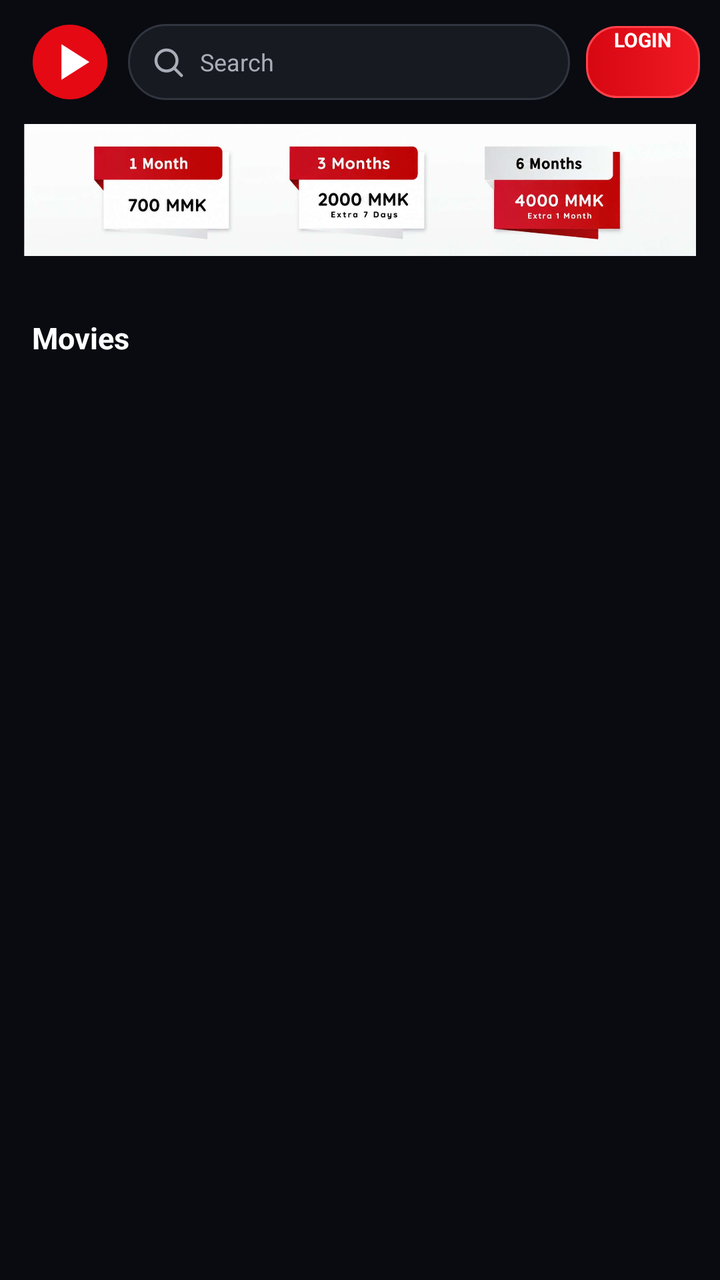
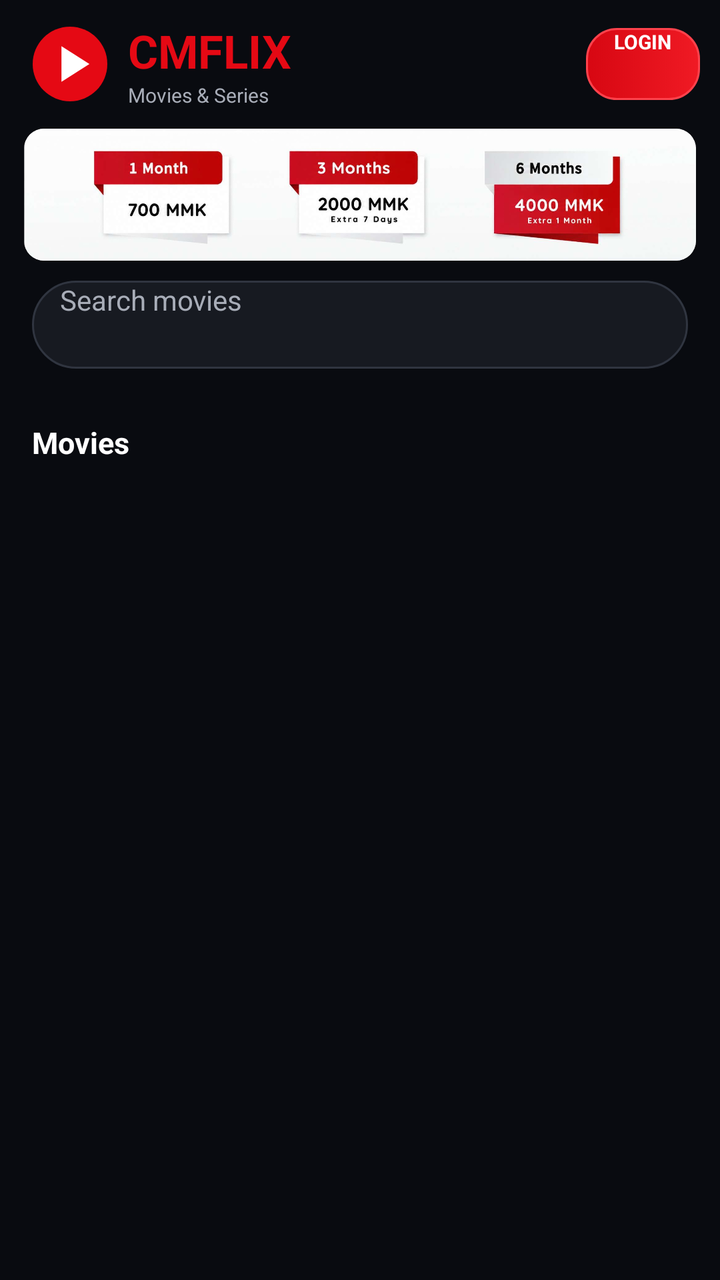

Compare the two renders of this Android layout. The source of the first and the diff that turns it into the second are given below.
<!-- AndroidManifest.xml: activity theme Theme.CMFLIXNative.Starting -->
<!-- res/layout/activity_main.xml -->
<?xml version="1.0" encoding="utf-8"?>
<LinearLayout
    xmlns:android="http://schemas.android.com/apk/res/android"
    android:layout_width="match_parent"
    android:layout_height="match_parent"
    android:background="@color/dark_bg"
    android:orientation="vertical">

    <LinearLayout
        android:layout_width="match_parent"
        android:layout_height="wrap_content"
        android:gravity="center_vertical"
        android:orientation="horizontal"
        android:paddingStart="14dp"
        android:paddingTop="10dp"
        android:paddingEnd="10dp"
        android:paddingBottom="8dp">

        <ImageView
    android:layout_width="42dp"
    android:layout_height="42dp"
    android:contentDescription="@string/app_name"
    android:scaleType="fitCenter"
    android:src="@drawable/app_logo" />


        <EditText
    android:id="@+id/searchInput"
    android:layout_width="0dp"
    android:layout_height="38dp"
    android:layout_marginStart="8dp"
    android:layout_marginEnd="8dp"
    android:layout_weight="1"
    android:background="@drawable/search_bg"
    android:drawableStart="@drawable/search_icon"
    android:drawablePadding="7dp"
    android:drawableTint="@color/gray_text"
    android:gravity="center_vertical"
    android:hint="Search"
    android:imeOptions="actionSearch"
    android:inputType="text"
    android:maxLength="50"
    android:maxLines="1"
    android:paddingStart="11dp"
    android:paddingEnd="11dp"
    android:singleLine="true"
    android:textColor="@color/white"
    android:textColorHint="@color/gray_text"
    android:textSize="12sp" />


        <Button
            android:id="@+id/accountButton"
            android:layout_width="wrap_content"
            android:layout_height="36dp"
            android:maxWidth="118dp"
            android:background="@drawable/account_badge_bg"
            android:backgroundTint="@null"
            android:ellipsize="end"
            android:minHeight="0dp"
            android:minWidth="0dp"
            android:paddingStart="14dp"
            android:paddingEnd="14dp"
            android:singleLine="true"
            android:text="LOGIN"
            android:textAllCaps="false"
            android:textColor="@color/white"
            android:textSize="10sp"
            android:textStyle="bold" />

        <Button
            android:id="@+id/premiumButton"
            android:layout_width="wrap_content"
            android:layout_height="36dp"
            android:layout_marginStart="8dp"
            android:background="@drawable/vip_badge_bg"
            android:backgroundTint="@null"
            android:clickable="true"
            android:focusable="true"
            android:minHeight="0dp"
            android:minWidth="72dp"
            android:paddingStart="12dp"
            android:paddingEnd="12dp"
            android:singleLine="true"
            android:text="♛ Buy VIP"
            android:textAllCaps="false"
            android:textColor="#FFF4C5"
            android:textSize="10sp"
            android:textStyle="bold"
            android:visibility="gone" />


    </LinearLayout>
    <ImageView
        android:id="@+id/vipPlanBanner"
        android:layout_width="match_parent"
        android:layout_height="wrap_content"
        android:layout_marginStart="12dp"
        android:layout_marginTop="2dp"
        android:layout_marginEnd="12dp"
        android:layout_marginBottom="10dp"
        android:adjustViewBounds="true"
        android:background="#FFFFFF"
        android:clickable="true"
        android:contentDescription="VIP plans"
        android:focusable="true"
        android:maxHeight="190dp"
        android:scaleType="fitCenter"
        android:src="@drawable/vip_plan_banner" />

    
<LinearLayout
    android:id="@+id/searchHistoryRow"
    android:layout_width="match_parent"
    android:layout_height="wrap_content"
    android:gravity="center_vertical"
    android:orientation="horizontal"
    android:paddingStart="16dp"
    android:paddingEnd="12dp"
    android:paddingBottom="6dp"
    android:visibility="gone">

    <HorizontalScrollView
        android:layout_width="0dp"
        android:layout_height="wrap_content"
        android:layout_weight="1"
        android:scrollbars="none">

        <LinearLayout
            android:id="@+id/searchHistoryContainer"
            android:layout_width="wrap_content"
            android:layout_height="wrap_content"
            android:orientation="horizontal" />

    </HorizontalScrollView>

    <TextView
        android:id="@+id/clearSearchHistoryButton"
        android:layout_width="wrap_content"
        android:layout_height="36dp"
        android:gravity="center"
        android:paddingStart="10dp"
        android:paddingEnd="4dp"
        android:text="CLEAR"
        android:textColor="@color/brand_red"
        android:textSize="11sp"
        android:textStyle="bold" />

</LinearLayout>

    
    <HorizontalScrollView
    android:layout_width="match_parent"
    android:layout_height="wrap_content"
    android:fillViewport="false"
    android:scrollbars="none">

    <LinearLayout
        android:id="@+id/categoryBar"
        android:layout_width="wrap_content"
        android:layout_height="wrap_content"
        android:gravity="center_vertical"
        android:orientation="horizontal"
        android:paddingStart="10dp"
        android:paddingTop="5dp"
        android:paddingEnd="10dp"
        android:paddingBottom="7dp" />

</HorizontalScrollView>

<LinearLayout
    android:layout_width="match_parent"
    android:layout_height="38dp"
    android:gravity="center_vertical"
    android:orientation="horizontal"
    android:paddingStart="16dp"
    android:paddingEnd="16dp">

    <TextView
        android:id="@+id/sectionTitle"
        android:layout_width="0dp"
        android:layout_height="wrap_content"
        android:layout_weight="1"
        android:text="Movies"
        android:textColor="@color/white"
        android:textSize="15sp"
        android:textStyle="bold" />

    <TextView
        android:id="@+id/localClearButton"
        android:layout_width="wrap_content"
        android:layout_height="match_parent"
        android:gravity="center"
        android:paddingStart="12dp"
        android:text="CLEAR"
        android:textColor="@color/brand_red"
        android:textSize="11sp"
        android:textStyle="bold"
        android:visibility="gone" />

</LinearLayout>


    <FrameLayout
        android:layout_width="match_parent"
        android:layout_height="0dp"
        android:layout_weight="1">

        <androidx.recyclerview.widget.RecyclerView
            android:id="@+id/recycler"
            android:layout_width="match_parent"
            android:layout_height="match_parent"
            android:clipToPadding="false"
            android:overScrollMode="never"
            android:paddingStart="7dp"
            android:paddingTop="2dp"
            android:paddingEnd="7dp"
            android:paddingBottom="24dp"
            android:scrollbars="none" />

        <TextView
            android:id="@+id/errorText"
            android:layout_width="match_parent"
            android:layout_height="wrap_content"
            android:layout_gravity="center"
            android:gravity="center"
            android:padding="24dp"
            android:textColor="@color/gray_text"
            android:textSize="14sp"
            android:visibility="gone" />

        <ProgressBar
            android:id="@+id/progress"
            android:layout_width="44dp"
            android:layout_height="44dp"
            android:layout_gravity="bottom|center_horizontal"
            android:layout_marginBottom="18dp"
            android:visibility="gone" />

    </FrameLayout>

</LinearLayout>
<!-- resources referenced by this layout -->
<resources>
  <color name="brand_red">#E50914</color>
  <color name="dark_bg">#090B10</color>
  <color name="gray_text">#A8ADB8</color>
  <color name="white">#FFFFFF</color>
  <!-- drawable app_logo (drawable) -->
  <?xml version="1.0" encoding="utf-8"?>
  <vector
      xmlns:android="http://schemas.android.com/apk/res/android"
      android:width="108dp"
      android:height="108dp"
      android:viewportWidth="108"
      android:viewportHeight="108">
  
      <path
          android:fillColor="#E50914"
          android:pathData="M54,6A48,48 0,1 0,54 102A48,48 0,1 0,54 6" />
  
      <path
          android:fillColor="#FFFFFF"
          android:pathData="M43,31 L43,77 L79,54 Z" />
  
  </vector>
  <!-- drawable search_bg (drawable) -->
  <?xml version="1.0" encoding="utf-8"?>
  <shape
      xmlns:android="http://schemas.android.com/apk/res/android"
      android:shape="rectangle">
  
      <solid android:color="#171A21" />
  
      <corners android:radius="22dp" />
  
      <stroke
          android:width="1dp"
          android:color="#303540" />
  
  </shape>
  <!-- drawable search_icon (drawable) -->
  <?xml version="1.0" encoding="utf-8"?>
  <vector
      xmlns:android="http://schemas.android.com/apk/res/android"
      android:width="18dp"
      android:height="18dp"
      android:viewportWidth="24"
      android:viewportHeight="24">
  
      <path
          android:fillColor="@android:color/transparent"
          android:pathData="M11,4A7,7 0,1 0,11 18A7,7 0,1 0,11 4"
          android:strokeColor="#A8ADB8"
          android:strokeLineCap="round"
          android:strokeLineJoin="round"
          android:strokeWidth="2" />
  
      <path
          android:fillColor="@android:color/transparent"
          android:pathData="M16,16 L21,21"
          android:strokeColor="#A8ADB8"
          android:strokeLineCap="round"
          android:strokeWidth="2" />
  
  </vector>
  <!-- drawable vip_badge_bg (drawable) -->
  <?xml version="1.0" encoding="utf-8"?>
  <shape
      xmlns:android="http://schemas.android.com/apk/res/android"
      android:shape="rectangle">
  
      <gradient
          android:angle="0"
          android:startColor="#E50914"
          android:endColor="#FF4B2B" />
  
      <corners android:radius="20dp" />
  
      <stroke
          android:width="1dp"
          android:color="#99FFFFFF" />
  
  </shape>
  <string name="app_name">CMFLIX</string>
  <style name="Theme.CMFLIXNative.Starting" parent="Theme.SplashScreen">
  
          <item name="windowSplashScreenBackground">
              @color/dark_bg
          </item>
  
          <item name="windowSplashScreenAnimatedIcon">
      @drawable/app_logo
  </item>
  
  
          <item name="windowSplashScreenIconBackgroundColor">
              @color/dark_bg
          </item>
  
          <item name="postSplashScreenTheme">
              @style/Theme.CMFLIXNative
          </item>
      </style>
  <style name="Theme.CMFLIXNative" parent="Theme.AppCompat.DayNight.NoActionBar">
  
          <item name="android:fontFamily">sans</item>
          <item name="android:windowActionModeOverlay">true</item>
          <item name="android:colorAccent">@color/white</item>
          <item name="android:navigationBarColor">@color/black</item>
          <item name="android:statusBarColor">@color/black</item>
          <item name="android:windowLightStatusBar">false</item>
          <item name="android:windowBackground">@color/dark_bg</item>
      </style>
  <color name="black">#000000</color>
  <!-- unchanged entries left out for length: 2 -->
</resources>

<!-- the commit's change to res/layout/activity_main.xml (unified diff, before → after) -->
@@ -24,30 +24,30 @@
     android:src="@drawable/app_logo" />
 
 
-        <EditText
-    android:id="@+id/searchInput"
-    android:layout_width="0dp"
-    android:layout_height="38dp"
-    android:layout_marginStart="8dp"
-    android:layout_marginEnd="8dp"
-    android:layout_weight="1"
-    android:background="@drawable/search_bg"
-    android:drawableStart="@drawable/search_icon"
-    android:drawablePadding="7dp"
-    android:drawableTint="@color/gray_text"
-    android:gravity="center_vertical"
-    android:hint="Search"
-    android:imeOptions="actionSearch"
-    android:inputType="text"
-    android:maxLength="50"
-    android:maxLines="1"
-    android:paddingStart="11dp"
-    android:paddingEnd="11dp"
-    android:singleLine="true"
-    android:textColor="@color/white"
-    android:textColorHint="@color/gray_text"
-    android:textSize="12sp" />
-
+        <LinearLayout
+            android:layout_width="0dp"
+            android:layout_height="wrap_content"
+            android:layout_marginStart="8dp"
+            android:layout_weight="1"
+            android:orientation="vertical">
+
+            <TextView
+                android:id="@+id/titleText"
+                android:layout_width="wrap_content"
+                android:layout_height="wrap_content"
+                android:text="CMFLIX"
+                android:textColor="@color/brand_red"
+                android:textSize="23sp"
+                android:textStyle="bold" />
+
+            <TextView
+                android:layout_width="wrap_content"
+                android:layout_height="wrap_content"
+                android:text="Movies &amp; Series"
+                android:textColor="@color/gray_text"
+                android:textSize="10sp" />
+
+        </LinearLayout>
 
         <Button
             android:id="@+id/accountButton"
@@ -92,23 +92,44 @@
 
     </LinearLayout>
     <ImageView
-        android:id="@+id/vipPlanBanner"
-        android:layout_width="match_parent"
-        android:layout_height="wrap_content"
-        android:layout_marginStart="12dp"
-        android:layout_marginTop="2dp"
-        android:layout_marginEnd="12dp"
-        android:layout_marginBottom="10dp"
-        android:adjustViewBounds="true"
-        android:background="#FFFFFF"
-        android:clickable="true"
-        android:contentDescription="VIP plans"
-        android:focusable="true"
-        android:maxHeight="190dp"
-        android:scaleType="fitCenter"
-        android:src="@drawable/vip_plan_banner" />
-
-    
+    android:id="@+id/vipPlanBanner"
+    android:layout_width="match_parent"
+    android:layout_height="wrap_content"
+    android:layout_marginStart="12dp"
+    android:layout_marginTop="2dp"
+    android:layout_marginEnd="12dp"
+    android:layout_marginBottom="10dp"
+    android:adjustViewBounds="true"
+    android:background="@drawable/vip_banner_rounded_bg"
+    android:clickable="true"
+    android:clipToOutline="true"
+    android:contentDescription="Open Telegram to buy VIP"
+    android:focusable="true"
+    android:maxHeight="190dp"
+    android:scaleType="fitCenter"
+    android:src="@drawable/vip_plan_banner" />
+
+
+    <EditText
+    android:id="@+id/searchInput"
+    android:layout_width="match_parent"
+    android:layout_height="44dp"
+    android:layout_marginStart="16dp"
+    android:layout_marginEnd="16dp"
+    android:layout_marginBottom="6dp"
+    android:background="@drawable/search_bg"
+    android:hint="Search movies"
+    android:imeOptions="actionSearch"
+    android:inputType="text"
+    android:maxLength="50"
+    android:maxLines="1"
+    android:paddingStart="14dp"
+    android:paddingEnd="14dp"
+    android:singleLine="true"
+    android:textColor="@color/white"
+    android:textColorHint="@color/gray_text"
+    android:textSize="14sp" />
+
 <LinearLayout
     android:id="@+id/searchHistoryRow"
     android:layout_width="match_parent"
<!-- resource entries referenced after the edit -->
@@ -37,31 +37,6 @@
           android:color="#303540" />
   
   </shape>
-  <!-- drawable search_icon (drawable) -->
-  <?xml version="1.0" encoding="utf-8"?>
-  <vector
-      xmlns:android="http://schemas.android.com/apk/res/android"
-      android:width="18dp"
-      android:height="18dp"
-      android:viewportWidth="24"
-      android:viewportHeight="24">
-  
-      <path
-          android:fillColor="@android:color/transparent"
-          android:pathData="M11,4A7,7 0,1 0,11 18A7,7 0,1 0,11 4"
-          android:strokeColor="#A8ADB8"
-          android:strokeLineCap="round"
-          android:strokeLineJoin="round"
-          android:strokeWidth="2" />
-  
-      <path
-          android:fillColor="@android:color/transparent"
-          android:pathData="M16,16 L21,21"
-          android:strokeColor="#A8ADB8"
-          android:strokeLineCap="round"
-          android:strokeWidth="2" />
-  
-  </vector>
   <!-- drawable vip_badge_bg (drawable) -->
   <?xml version="1.0" encoding="utf-8"?>
   <shape
@@ -78,6 +53,17 @@
       <stroke
           android:width="1dp"
           android:color="#99FFFFFF" />
+  
+  </shape>
+  <!-- drawable vip_banner_rounded_bg (drawable) -->
+  <?xml version="1.0" encoding="utf-8"?>
+  <shape
+      xmlns:android="http://schemas.android.com/apk/res/android"
+      android:shape="rectangle">
+  
+      <solid android:color="#FFFFFF" />
+  
+      <corners android:radius="10dp" />
   
   </shape>
   <string name="app_name">CMFLIX</string>
